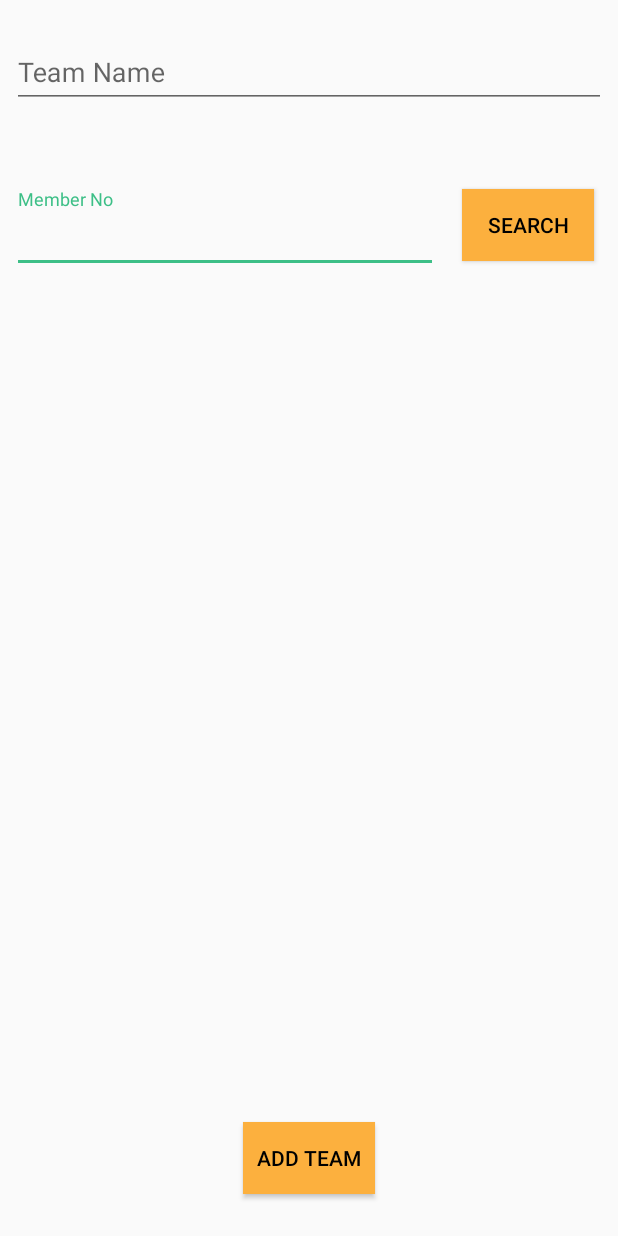
After one commit to Neerav006/12gor, an Android app: the fragment AddTeamMemberFragment shown on its own in the app's theme, on a phone screen of 412 x 824 dp. The commit adds this screen. Run offline under Robolectric (Android 15) with nearby library versions, the phone set to English and light mode, and no system bars.

Commit message:
team player add layout added

```diff
--- /dev/null
+++ b/app/src/main/java/com/bargor/samaj/fragment/AddTeamMemberFragment.kt
@@ -0,0 +1,47 @@
+package com.bargor.samaj.fragment
+
+import android.app.Activity
+import android.content.Context
+import android.os.Bundle
+import android.support.v4.app.Fragment
+import android.view.LayoutInflater
+import android.view.View
+import android.view.ViewGroup
+import com.bargor.samaj.R
+
+class AddTeamMemberFragment :Fragment() {
+
+    var contxt: Context?=null
+
+    override fun onAttach(activity: Activity?) {
+        super.onAttach(activity)
+        this.contxt = activity?.applicationContext
+    }
+
+    override fun onAttach(context: Context?) {
+        super.onAttach(context)
+        this.contxt = context
+    }
+
+    override fun onCreate(savedInstanceState: Bundle?) {
+        super.onCreate(savedInstanceState)
+    }
+
+    override fun onResume() {
+        super.onResume()
+    }
+
+
+    override fun onCreateView(inflater: LayoutInflater, container: ViewGroup?, savedInstanceState: Bundle?): View? {
+        return inflater.inflate(R.layout.fragment_add_team_member,container,false)
+    }
+
+
+    override fun onViewCreated(view: View, savedInstanceState: Bundle?) {
+        super.onViewCreated(view, savedInstanceState)
+    }
+
+    override fun onPause() {
+        super.onPause()
+    }
+}
--- a/app/src/main/res/layout/dashboard_agent.xml
+++ b/app/src/main/res/layout/dashboard_agent.xml
@@ -355,7 +355,7 @@
                 </android.support.v7.widget.CardView>
 
                 <android.support.v7.widget.CardView
-                    android:id="@+id/cvKhetiMahiti"
+                    android:id="@+id/cvRamatosav"
                     android:layout_width="0dp"
                     android:layout_height="100dp"
                     android:layout_weight="1"
@@ -364,13 +364,13 @@
                     app:cardUseCompatPadding="true">
 
                     <TextView
-                        android:id="@+id/tvKhetiMahiti"
+                        android:id="@+id/tvRamatosav"
                         android:layout_width="wrap_content"
                         android:layout_height="wrap_content"
                         android:layout_gravity="center"
                         android:drawableTop="@drawable/farmer"
                         android:gravity="center"
-                        android:text="ખેતી વિષયક\n માહિતી "
+                        android:text="રમતોત્સવ "
                         android:textSize="14sp"
                         android:textStyle="bold" />
 
--- /dev/null
+++ b/app/src/main/res/layout/fragment_add_team_member.xml
@@ -0,0 +1,109 @@
+<?xml version="1.0" encoding="utf-8"?>
+<android.support.constraint.ConstraintLayout xmlns:android="http://schemas.android.com/apk/res/android"
+    xmlns:app="http://schemas.android.com/apk/res-auto"
+    android:layout_width="match_parent"
+    android:layout_height="match_parent"
+    xmlns:tools="http://schemas.android.com/tools">
+
+    <TextView
+        android:id="@+id/tvTotalPlayerCount"
+        android:layout_width="wrap_content"
+        android:layout_height="wrap_content"
+        android:layout_marginStart="8dp"
+        android:layout_marginTop="16dp"
+        android:padding="5dp"
+        android:textColor="@android:color/black"
+        android:textSize="14sp"
+        app:layout_constraintStart_toStartOf="parent"
+        app:layout_constraintTop_toBottomOf="@+id/txtInTeamName"
+        tools:text="Total Player: 11" />
+
+    <android.support.design.widget.TextInputLayout
+        android:id="@+id/txtInMemberNo"
+        android:layout_width="0dp"
+        android:layout_height="wrap_content"
+        android:layout_marginStart="8dp"
+        android:layout_marginTop="8dp"
+        android:layout_marginEnd="16dp"
+        app:layout_constraintEnd_toStartOf="@+id/btnSearch"
+        app:layout_constraintStart_toStartOf="parent"
+        app:layout_constraintTop_toBottomOf="@+id/tvTotalPlayerCount">
+
+        <android.support.design.widget.TextInputEditText
+            android:id="@+id/edtMemberNo"
+            android:layout_width="match_parent"
+            android:layout_height="wrap_content"
+            android:hint="Member No"
+            android:inputType="number"
+            android:maxLength="5" />
+
+
+    </android.support.design.widget.TextInputLayout>
+
+    <Button
+        android:id="@+id/btnSearch"
+        android:layout_width="wrap_content"
+        android:layout_height="wrap_content"
+        android:layout_marginEnd="16dp"
+        android:background="@color/colorPrimary"
+        android:text="Search"
+        android:textColor="@android:color/black"
+        app:layout_constraintEnd_toEndOf="parent"
+        app:layout_constraintTop_toTopOf="@+id/txtInMemberNo" />
+
+
+    <android.support.v7.widget.RecyclerView
+        android:id="@+id/rvList"
+
+        android:layout_width="match_parent"
+        android:layout_height="0dp"
+        android:layout_marginStart="8dp"
+        android:layout_marginTop="16dp"
+        android:layout_marginEnd="8dp"
+        android:layout_marginBottom="16dp"
+        app:layout_constraintBottom_toTopOf="@+id/btnAddTeam"
+        app:layout_constraintEnd_toEndOf="parent"
+        app:layout_constraintStart_toStartOf="parent"
+        app:layout_constraintTop_toBottomOf="@+id/btnSearch" />
+
+
+    <android.support.design.widget.TextInputLayout
+        android:id="@+id/txtInTeamName"
+        android:layout_width="match_parent"
+        android:layout_height="wrap_content"
+        android:layout_marginStart="8dp"
+        android:layout_marginTop="16dp"
+        android:layout_marginEnd="8dp"
+        app:layout_constraintEnd_toEndOf="parent"
+        app:layout_constraintStart_toStartOf="parent"
+        app:layout_constraintTop_toTopOf="parent">
+
+        <android.support.design.widget.TextInputEditText
+            android:id="@+id/edtTeamName"
+            android:layout_width="match_parent"
+            android:layout_height="wrap_content"
+            android:hint="Team Name"
+            android:inputType="text" />
+
+
+    </android.support.design.widget.TextInputLayout>
+
+
+    <Button
+
+        android:id="@+id/btnAddTeam"
+        android:layout_width="88dp"
+        android:layout_height="wrap_content"
+        android:layout_marginTop="16dp"
+        android:layout_marginBottom="28dp"
+        android:background="@color/colorPrimary"
+        android:text="Add Team"
+        android:textColor="@android:color/black"
+        app:layout_constraintBottom_toBottomOf="parent"
+        app:layout_constraintEnd_toEndOf="parent"
+        app:layout_constraintStart_toStartOf="parent"
+        app:layout_constraintTop_toBottomOf="@+id/rvList" />
+
+
+
+</android.support.constraint.ConstraintLayout>
--- a/build.gradle
+++ b/build.gradle
@@ -1,7 +1,7 @@
 // Top-level build file where you can add configuration options common to all sub-projects/modules.
 
 buildscript {
-
+    ext.kotlin_version = '1.2.71'
     repositories {
         google()
         jcenter()
@@ -9,7 +9,7 @@ buildscript {
     }
     dependencies {
         classpath 'com.android.tools.build:gradle:3.2.1'
-
+        classpath "org.jetbrains.kotlin:kotlin-gradle-plugin:$kotlin_version"
         // NOTE: Do not place your application dependencies here; they belong
         // in the individual module build.gradle files
     }
```
Also changed, not shown: app/build.gradle (+9 -0 lines), app/src/main/java/com/bargor/samaj/fragment/AgentDashBoardFragment.java (+18 -8 lines), app/src/main/res/layout/dialog_add_team_member.xml (added, +66 -0 lines), app/src/main/res/values/strings.xml (+8 -0 lines).
